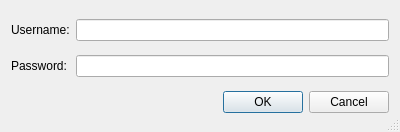
hdus/SRTM-Downloader, file srtm_downloader_login.ui: the form before one commit.
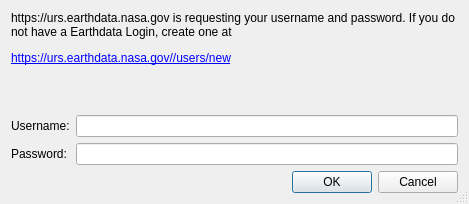
The form after the commit.

Commit message: login dialog improved

What changed in the file:
```diff
--- a/srtm_downloader_login.ui
+++ b/srtm_downloader_login.ui
@@ -6,8 +6,8 @@
    <rect>
     <x>0</x>
     <y>0</y>
-    <width>400</width>
-    <height>132</height>
+    <width>469</width>
+    <height>204</height>
    </rect>
   </property>
   <property name="windowTitle">
@@ -17,37 +17,63 @@
    <bool>true</bool>
   </property>
   <layout class="QGridLayout" name="gridLayout">
-   <item row="0" column="0">
-    <widget class="QLabel" name="label">
-     <property name="text">
-      <string>Username:</string>
-     </property>
-    </widget>
-   </item>
-   <item row="0" column="1">
+   <item row="2" column="1">
     <widget class="QLineEdit" name="lne_user"/>
    </item>
-   <item row="1" column="0">
+   <item row="3" column="0">
     <widget class="QLabel" name="label_2">
      <property name="text">
       <string>Password:</string>
      </property>
     </widget>
    </item>
-   <item row="1" column="1">
+   <item row="3" column="1">
     <widget class="QLineEdit" name="lne_password">
      <property name="echoMode">
       <enum>QLineEdit::Password</enum>
      </property>
     </widget>
    </item>
-   <item row="2" column="1">
+   <item row="2" column="0">
+    <widget class="QLabel" name="label">
+     <property name="text">
+      <string>Username:</string>
+     </property>
+    </widget>
+   </item>
+   <item row="4" column="1">
     <widget class="QDialogButtonBox" name="buttonBox">
      <property name="standardButtons">
       <set>QDialogButtonBox::Cancel|QDialogButtonBox::Ok</set>
      </property>
     </widget>
    </item>
+   <item row="0" column="0" colspan="2">
+    <widget class="QLabel" name="label_3">
+     <property name="text">
+      <string>&lt;html&gt;&lt;head/&gt;&lt;body&gt;&lt;p&gt;https://urs.earthdata.nasa.gov is requesting your username and password. If you do not have a Earthdata Login, create one at &lt;/p&gt;&lt;p&gt;&lt;a href=&quot;https://urs.earthdata.nasa.gov//users/new&quot;&gt;&lt;span style=&quot; text-decoration: underline; color:#0000ff;&quot;&gt;https://urs.earthdata.nasa.gov//users/new&lt;/span&gt;&lt;/a&gt;&lt;/p&gt;&lt;/body&gt;&lt;/html&gt;</string>
+     </property>
+     <property name="wordWrap">
+      <bool>true</bool>
+     </property>
+     <property name="openExternalLinks">
+      <bool>true</bool>
+     </property>
+    </widget>
+   </item>
+   <item row="1" column="1">
+    <spacer name="verticalSpacer">
+     <property name="orientation">
+      <enum>Qt::Vertical</enum>
+     </property>
+     <property name="sizeHint" stdset="0">
+      <size>
+       <width>20</width>
+       <height>40</height>
+      </size>
+     </property>
+    </spacer>
+   </item>
   </layout>
  </widget>
  <resources/>
```
The commit also changes 6 other files.
